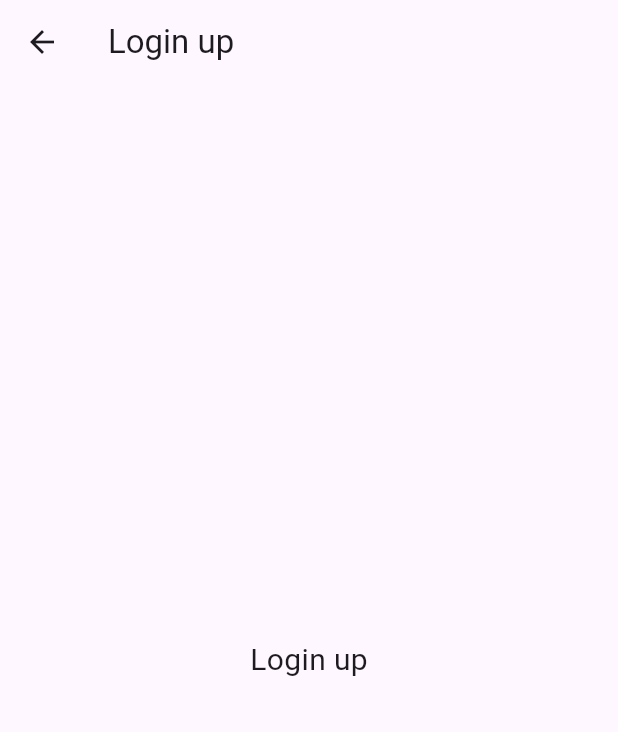
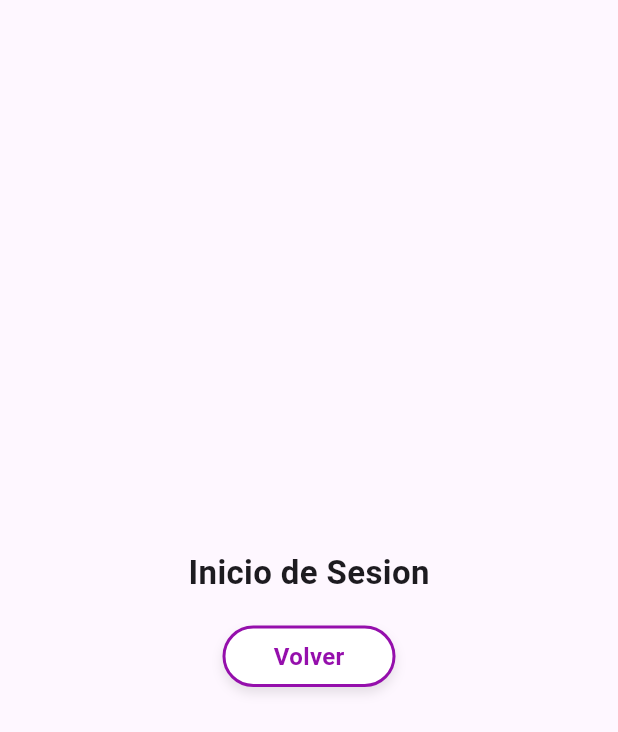
Before and after one commit to valehe0710/Dise-o-de-Figma-a-Flutter, a Flutter app: the screen it shows after launch, after a tap on "Login", on a phone screen of 412 x 824 dp. Shown: the top 732 px of the screen. Run offline on Flutter 3.47's test engine with Material 3 defaults, Android fonts, the phone set to English and light mode, and no system bars.

Commit message:
Actualizacion de pantallas de figma

```diff
--- /dev/null
+++ b/figma_flutter/lib/login_screen.dart
@@ -0,0 +1,34 @@
+import 'package:flutter/material.dart';
+import 'custom_button.dart';
+
+class LoginScreen extends StatelessWidget {
+  const LoginScreen({super.key});
+
+  @override
+  Widget build(BuildContext context) {
+    return Scaffold(
+      body: Center(
+        child: Column(
+          mainAxisSize: MainAxisSize.min,
+          children: [
+            const Text(
+              "Inicio de Sesion",
+              style: TextStyle(fontSize: 22, fontWeight: FontWeight.bold),
+            ),
+            const SizedBox(height: 20),
+
+            BotonPersonalizado(
+              texto: "Volver",
+              onPressed: () {
+                Navigator.pop(context);
+              },
+              colorFondo: Colors.white,
+              colorTexto: const Color.fromARGB(255, 149, 15, 172),
+              colorBorde: const Color.fromARGB(255, 149, 15, 172),
+            )
+          ],
+        ),
+      ),
+    );
+  }
+}
--- a/figma_flutter/lib/main.dart
+++ b/figma_flutter/lib/main.dart
@@ -11,6 +11,7 @@ class MainApp extends StatelessWidget {
   @override
   Widget build(BuildContext context) {
     return const MaterialApp(
+      debugShowCheckedModeBanner: false,
       home: MainScreen(),
     );
   }
--- a/figma_flutter/lib/main_screen.dart
+++ b/figma_flutter/lib/main_screen.dart
@@ -1,6 +1,7 @@
 import 'package:flutter/material.dart';
 import 'custom_button.dart';
-import 'new_screen.dart';
+import 'login_screen.dart';
+import 'register_screen.dart';
 
 class MainScreen extends StatelessWidget {
   const MainScreen({super.key});
@@ -12,14 +13,25 @@ class MainScreen extends StatelessWidget {
         child: Column(
           mainAxisSize: MainAxisSize.min,
           children: [
+            const Text(
+              "Hello",
+              style: TextStyle(fontSize: 26, fontWeight: FontWeight.bold),
+            ),
+            const SizedBox(height: 8),
+            const Text(
+              "Welcome to Little Drop",
+              textAlign: TextAlign.center,
+            ),
+            const SizedBox(height: 30),
 
+            // login
             BotonPersonalizado(
               texto: 'Login',
               onPressed: () {
                 Navigator.push(
                   context,
                   MaterialPageRoute(
-                    builder: (context) => const NewScreen(),
+                    builder: (context) => const LoginScreen(),
                   ),
                 );
               },
@@ -30,16 +42,24 @@ class MainScreen extends StatelessWidget {
             ),
             const SizedBox(height: 16),
 
+            // Sign Up
             BotonPersonalizado(
               texto: 'Sign Up',
-              onPressed: null, // después le agregas funcionalidad
+              onPressed: () {
+                Navigator.push(
+                  context,
+                  MaterialPageRoute(
+                    builder: (context) => const RegisterScreen(),
+                  ),
+                );
+              },
               colorFondo: Colors.white,
               colorTexto: const Color.fromARGB(255, 149, 15, 172),
               colorBorde: const Color.fromARGB(255, 149, 15, 172),
               paddingHorizontal: 32,
               paddingVertical: 5,
             ),
-            const SizedBox(height: 16),
+            const SizedBox(height: 30),
 
             Row(
               mainAxisSize: MainAxisSize.min,
--- a/figma_flutter/lib/new_screen.dart
+++ /dev/null
@@ -1,18 +0,0 @@
-import 'package:flutter/material.dart';
-
-class NewScreen extends StatelessWidget {
-  const NewScreen({super.key});
-
-  @override
-  Widget build(BuildContext context) {
-    return Scaffold(
-      appBar: AppBar(title: const Text("Login up")),
-      body: const Center(
-        child: Text(
-          "Login up",
-          style: TextStyle(fontSize: 20),
-        ),
-      ),
-    );
-  }
-}
```
Also changed, not shown: figma_flutter/lib/register_screen.dart (added, +34 -0 lines).
